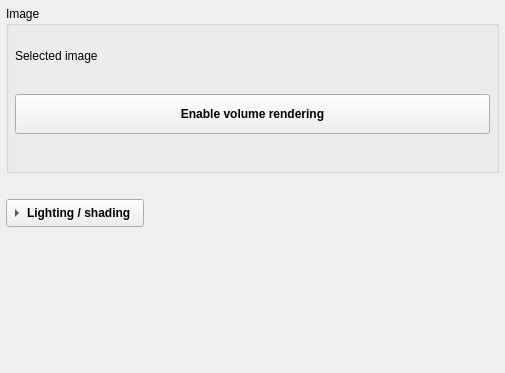
Before: the Qt Designer form Plugins/org.mitk.gui.qt.volumevisualization/src/internal/QmitkVolumeVisualizationView.ui in MITK/MITK, drawn with Qt 5; both pictures show x 0 to 505 and y 0 to 373 of the 505 by 823 pixel window.
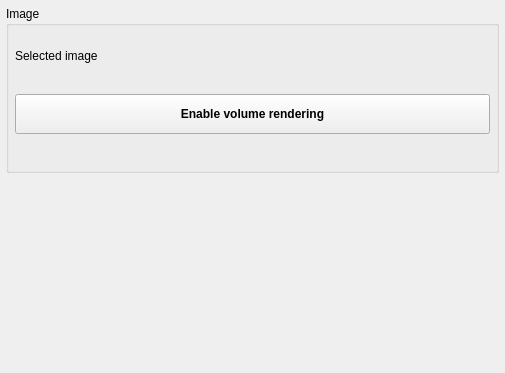
After: the same form once the commit is applied. Custom widgets are drawn as their Qt base class.

Commit message: Streamline the volume visualization panel

What changed in the file:
```diff
--- a/Plugins/org.mitk.gui.qt.volumevisualization/src/internal/QmitkVolumeVisualizationView.ui
+++ b/Plugins/org.mitk.gui.qt.volumevisualization/src/internal/QmitkVolumeVisualizationView.ui
@@ -10,7 +10,7 @@
     <height>823</height>
    </rect>
   </property>
-  <layout class="QVBoxLayout" name="verticalLayout">
+  <layout class="QVBoxLayout" name="verticalLayout" stretch="0,0,1,0,0">
    <property name="spacing">
     <number>4</number>
    </property>
@@ -166,45 +166,6 @@
    <item>
     <widget class="QmitkVolumeTransferFunctionEditor" name="transferFunctionEditor" native="true"/>
    </item>
-   <item alignment="Qt::AlignLeft">
-    <widget class="QToolButton" name="lightingExpandButton">
-     <property name="sizePolicy">
-      <sizepolicy hsizetype="Expanding" vsizetype="Fixed">
-       <horstretch>0</horstretch>
-       <verstretch>0</verstretch>
-      </sizepolicy>
-     </property>
-     <property name="minimumSize">
-      <size>
-       <width>0</width>
-       <height>28</height>
-      </size>
-     </property>
-     <property name="font">
-      <font>
-       <bold>true</bold>
-      </font>
-     </property>
-     <property name="text">
-      <string>Lighting / shading</string>
-     </property>
-     <property name="iconSize">
-      <size>
-       <width>16</width>
-       <height>16</height>
-      </size>
-     </property>
-     <property name="checkable">
-      <bool>true</bool>
-     </property>
-     <property name="toolButtonStyle">
-      <enum>Qt::ToolButtonStyle::ToolButtonTextBesideIcon</enum>
-     </property>
-     <property name="arrowType">
-      <enum>Qt::ArrowType::RightArrow</enum>
-     </property>
-    </widget>
-   </item>
    <item>
     <widget class="QmitkVolumeLightingWidget" name="lightingWidget" native="true"/>
    </item>
```
Left out of the diff: 6 changed lines with no effect on the pictures. The commit also changes 10 other files.
